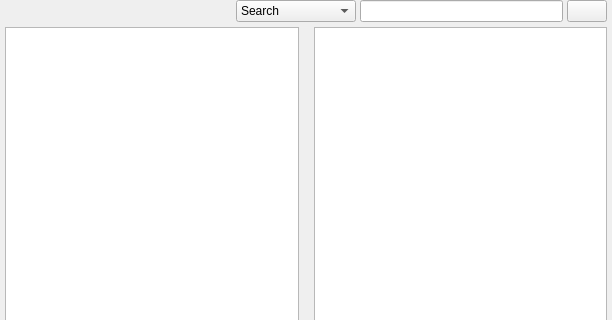
Qt form src/3rdParty/Soundcloud/ui/GUI_SoundcloudLibrary.ui (return42/sayonara) before a commit; both pictures show x 0 to 612 and y 0 to 320 of the 612 by 714 pixel window.
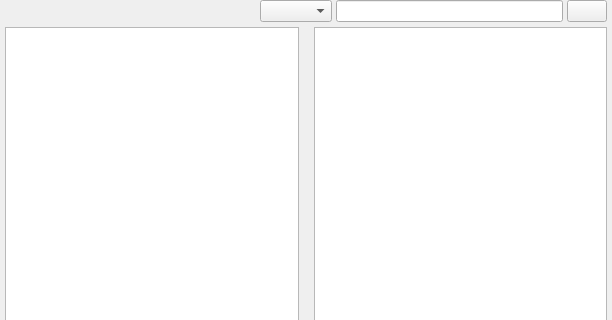
The same form after that commit. Icons and pictures are not drawn. Custom widgets are drawn as their Qt base class.

Commit message: style, soundcloud and library setup update

Patch:
```diff
--- a/src/3rdParty/Soundcloud/ui/GUI_SoundcloudLibrary.ui
+++ b/src/3rdParty/Soundcloud/ui/GUI_SoundcloudLibrary.ui
@@ -329,35 +329,7 @@
       </spacer>
      </item>
      <item>
-      <widget class="SayonaraComboBox" name="combo_searchfilter">
-       <property name="sizePolicy">
-        <sizepolicy hsizetype="Preferred" vsizetype="Minimum">
-         <horstretch>0</horstretch>
-         <verstretch>0</verstretch>
-        </sizepolicy>
-       </property>
-       <property name="minimumSize">
-        <size>
-         <width>120</width>
-         <height>0</height>
-        </size>
-       </property>
-       <item>
-        <property name="text">
-         <string>Search</string>
-        </property>
-       </item>
-       <item>
-        <property name="text">
-         <string>Genre</string>
-        </property>
-       </item>
-       <item>
-        <property name="text">
-         <string>Path</string>
-        </property>
-       </item>
-      </widget>
+      <widget class="SayonaraComboBox" name="combo_searchfilter"/>
      </item>
      <item>
       <widget class="QLineEdit" name="le_search">
```
Left out of the diff: 6 changed lines with no effect on the pictures. The commit also changes 89 other files.
